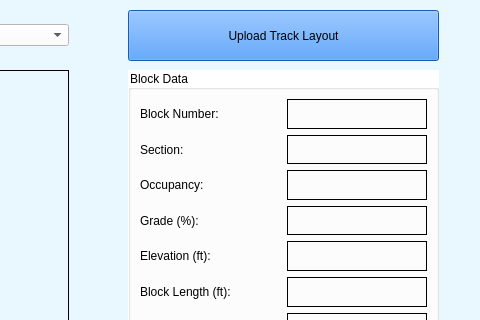
Old version of the form Track Model/Track_Model.ui in the repository asmithie13/ECE-1140; both pictures show x 452 to 932 and y 0 to 320 of the 932 by 681 pixel window.
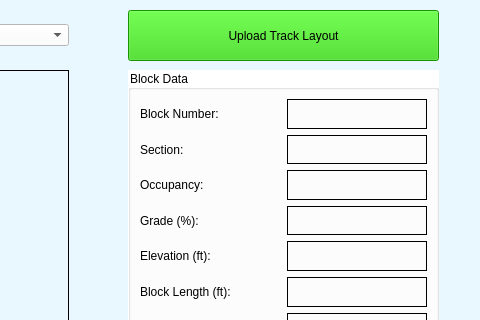
New version of the form. Icons and pictures are not drawn.

Diff of the .ui file:
```diff
--- a/Track Model/Track_Model.ui
+++ b/Track Model/Track_Model.ui
@@ -36,8 +36,7 @@
      <bool>false</bool>
     </property>
     <property name="styleSheet">
-     <string notr="true">background-color: rgb(32, 129, 255)
-</string>
+     <string notr="true">background-color : rgb(38, 207, 4)</string>
     </property>
     <property name="text">
      <string>Upload Track Layout</string>
```
